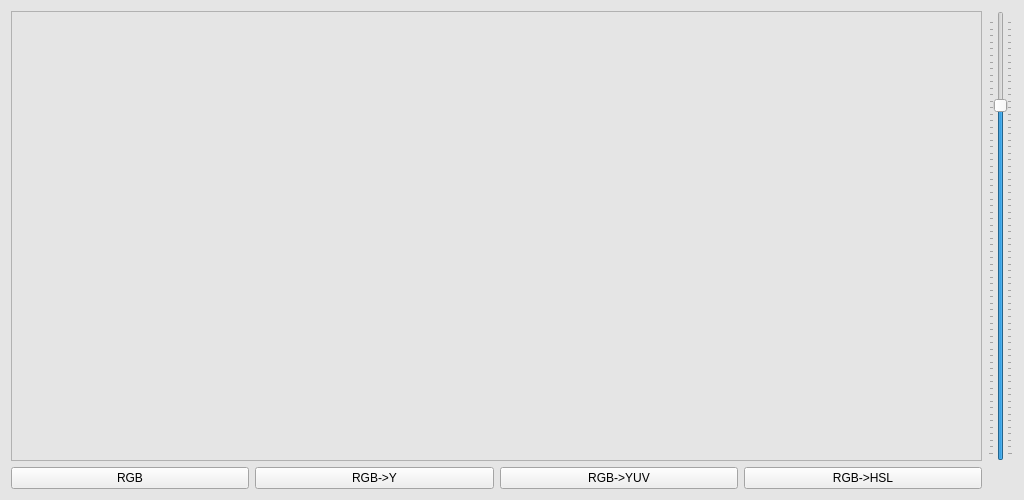
Above: simple-frame-grabber/g.ui from torch/demos before the change. Below: the same form after it.
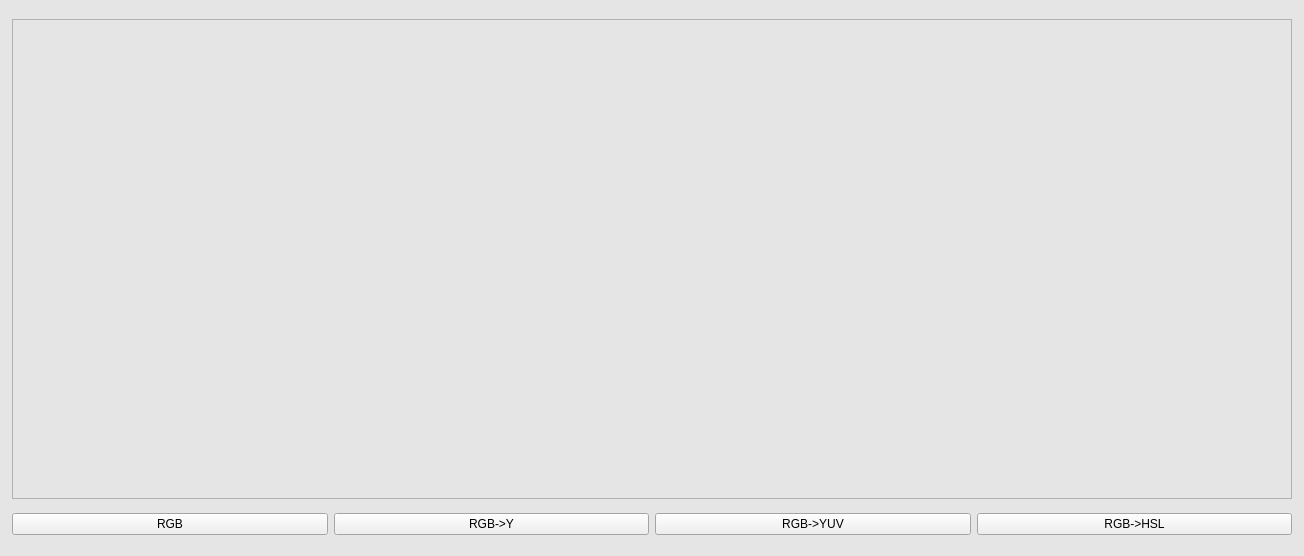
That is the form after the change. Icons and pictures are not drawn.

Commit message: Fixed GUIs to be more robust.

Patch:
```diff
--- a/simple-frame-grabber/g.ui
+++ b/simple-frame-grabber/g.ui
@@ -6,10 +6,16 @@
    <rect>
     <x>0</x>
     <y>0</y>
-    <width>1024</width>
-    <height>500</height>
+    <width>1304</width>
+    <height>556</height>
    </rect>
   </property>
+  <property name="sizePolicy">
+   <sizepolicy hsizetype="Fixed" vsizetype="Fixed">
+    <horstretch>0</horstretch>
+    <verstretch>0</verstretch>
+   </sizepolicy>
+  </property>
   <property name="palette">
    <palette>
     <active>
@@ -88,54 +94,7 @@
   </property>
   <layout class="QGridLayout" name="gridLayout_2">
    <item row="1" column="0">
-    <widget class="QFrame" name="frame">
-     <property name="palette">
-      <palette>
-       <active>
-        <colorrole role="Base">
-         <brush brushstyle="SolidPattern">
-          <color alpha="255">
-           <red>0</red>
-           <green>0</green>
-           <blue>0</blue>
-          </color>
-         </brush>
-        </colorrole>
-       </active>
-       <inactive>
-        <colorrole role="Base">
-         <brush brushstyle="SolidPattern">
-          <color alpha="255">
-           <red>0</red>
-           <green>0</green>
-           <blue>0</blue>
-          </color>
-         </brush>
-        </colorrole>
-       </inactive>
-       <disabled>
-        <colorrole role="Base">
-         <brush brushstyle="SolidPattern">
-          <color alpha="255">
-           <red>185</red>
-           <green>185</green>
-           <blue>185</blue>
-          </color>
-         </brush>
-        </colorrole>
-       </disabled>
-      </palette>
-     </property>
-     <property name="frameShape">
-      <enum>QFrame::StyledPanel</enum>
-     </property>
-     <property name="frameShadow">
-      <enum>QFrame::Raised</enum>
-     </property>
-    </widget>
-   </item>
-   <item row="3" column="0">
-    <layout class="QHBoxLayout" name="horizontalLayout_4">
+    <layout class="QHBoxLayout" name="horizontalLayout">
      <item>
       <widget class="QPushButton" name="rgb">
        <property name="text">
@@ -175,67 +134,34 @@
      </item>
     </layout>
    </item>
-   <item row="3" column="1">
-    <widget class="QLabel" name="label_7">
+   <item row="0" column="0">
+    <widget class="QFrame" name="frame">
+     <property name="sizePolicy">
+      <sizepolicy hsizetype="Fixed" vsizetype="Fixed">
+       <horstretch>0</horstretch>
+       <verstretch>0</verstretch>
+      </sizepolicy>
+     </property>
+     <property name="minimumSize">
+      <size>
+       <width>1280</width>
+       <height>480</height>
+      </size>
+     </property>
      <property name="maximumSize">
       <size>
-       <width>50</width>
-       <height>35</height>
+       <width>1280</width>
+       <height>480</height>
       </size>
      </property>
-     <property name="text">
-      <string/>
+     <property name="frameShape">
+      <enum>QFrame::StyledPanel</enum>
      </property>
-     <property name="pixmap">
-      <pixmap>elab.gif</pixmap>
-     </property>
-     <property name="scaledContents">
-      <bool>true</bool>
+     <property name="frameShadow">
+      <enum>QFrame::Raised</enum>
      </property>
     </widget>
    </item>
-   <item row="1" column="1">
-    <layout class="QVBoxLayout" name="verticalLayout">
-     <item>
-      <layout class="QHBoxLayout" name="horizontalLayout_2">
-       <item>
-        <widget class="QSlider" name="verticalSlider">
-         <property name="maximumSize">
-          <size>
-           <width>16777215</width>
-           <height>16777215</height>
-          </size>
-         </property>
-         <property name="minimum">
-          <number>0</number>
-         </property>
-         <property name="maximum">
-          <number>1000</number>
-         </property>
-         <property name="pageStep">
-          <number>5</number>
-         </property>
-         <property name="value">
-          <number>800</number>
-         </property>
-         <property name="orientation">
-          <enum>Qt::Vertical</enum>
-         </property>
-         <property name="invertedAppearance">
-          <bool>false</bool>
-         </property>
-         <property name="tickPosition">
-          <enum>QSlider::TicksBothSides</enum>
-         </property>
-         <property name="tickInterval">
-          <number>15</number>
-         </property>
-        </widget>
-       </item>
-      </layout>
-     </item>
-    </layout>
-   </item>
   </layout>
  </widget>
  <resources/>
```
The commit also changes 3 other files.
